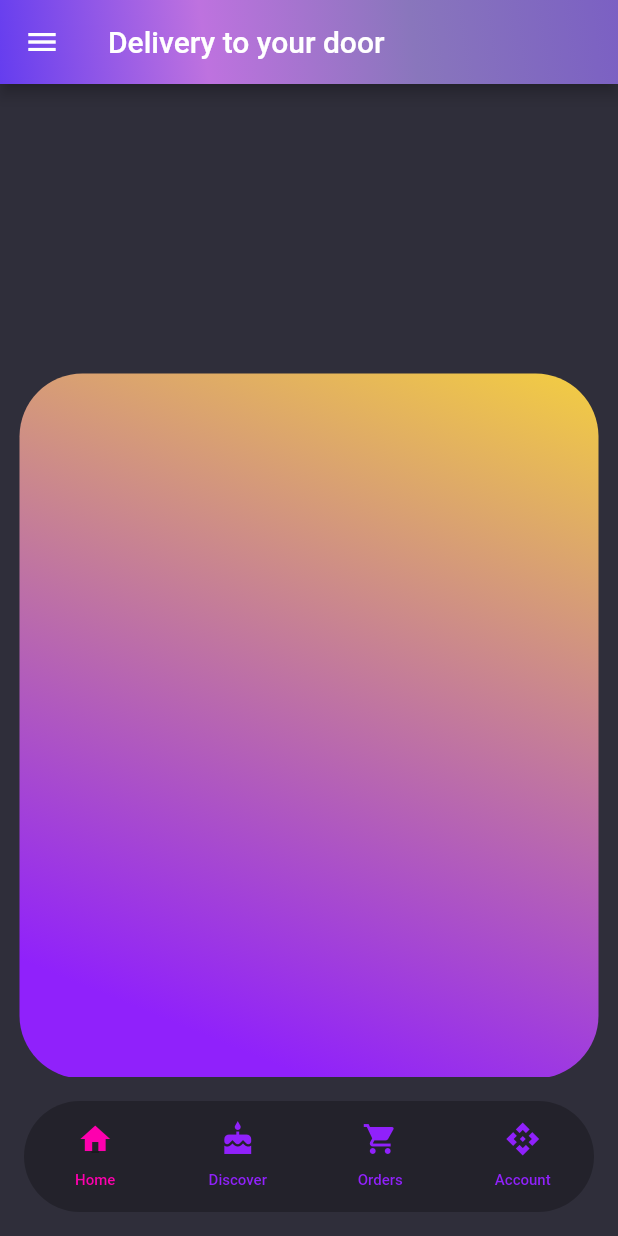
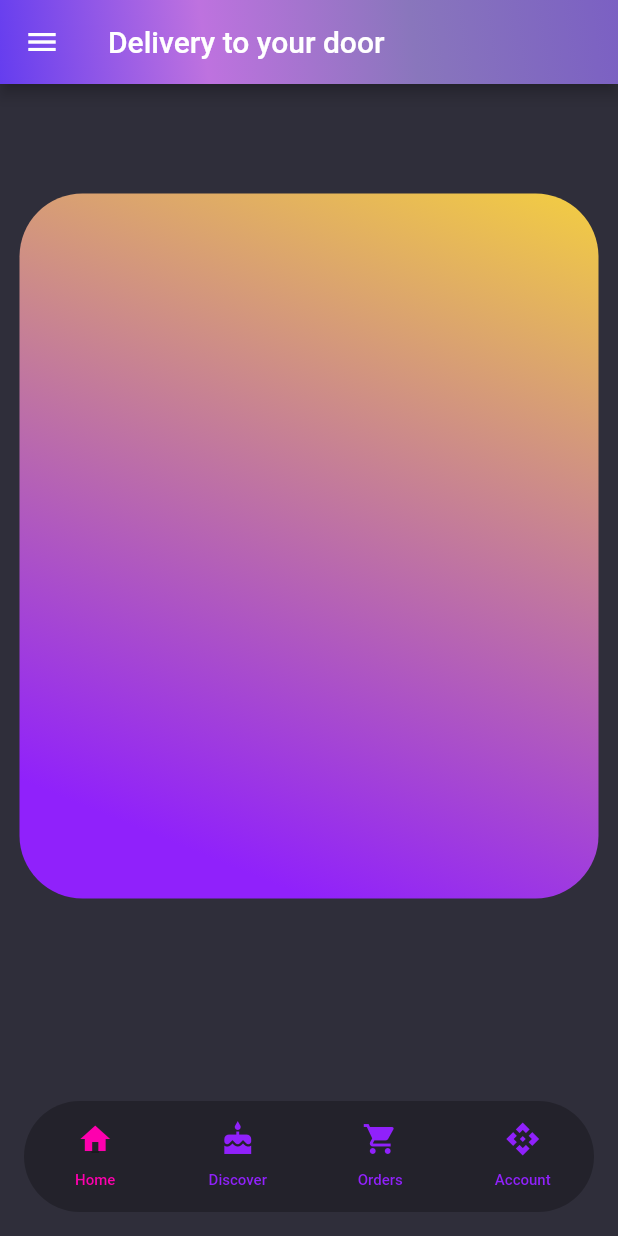
Before and after one commit to iNeedHelpX/foodorderapp, a Flutter app: the screen it shows after launch, on a phone screen of 412 x 824 dp. Run offline on Flutter 3.47's test engine with Material 2 defaults, Android fonts, the phone set to English and light mode, and no system bars; our stand-ins replace flutter_custom_clippers; missing offline and left inert: clip_shadow.

Commit message:
changed body

```diff
--- a/lib/helpers/bodybox.dart
+++ b/lib/helpers/bodybox.dart
@@ -17,7 +17,7 @@ class Box extends StatelessWidget {
         crossAxisAlignment: CrossAxisAlignment.center,
         children: <Widget>[
           SizedBox(height: 60),
-          SizedBox(height: 120),
+          //SizedBox(height: 120),
           Stack(
             alignment: Alignment.topCenter,
             clipBehavior: Clip.antiAliasWithSaveLayer,
```
